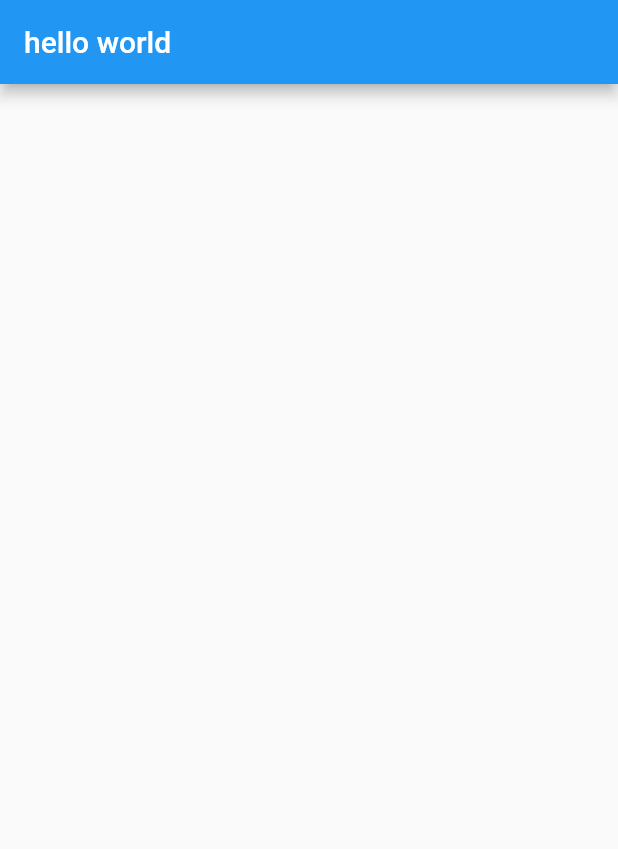
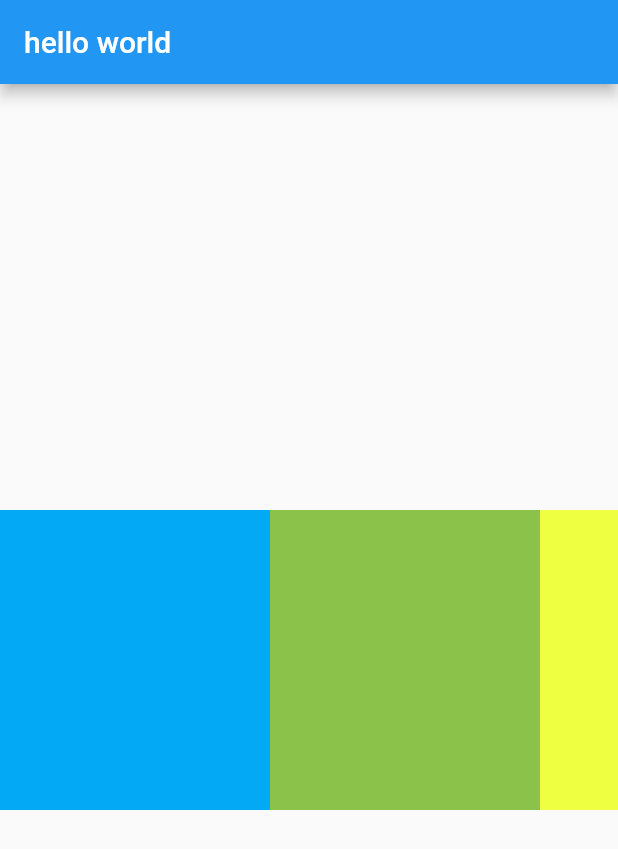
Before and after one commit to yuec621/flutter-demo, a Flutter app: the screen it shows after launch, on a phone screen of 412 x 824 dp. Shown: the top 849 px of the screen. Run offline on Flutter 3.47's test engine with Material 2 defaults, Android fonts, the phone set to English and light mode, and no system bars.

Commit message:
横向列表

```diff
--- a/lib/main.dart
+++ b/lib/main.dart
@@ -11,17 +11,52 @@ class MyApp extends StatelessWidget {
         appBar: AppBar(
           title: Text('hello world'),
         ),
-        body: new ListView(
-          children: <Widget>[
-            new Image.network(
-                'https://img1.mukewang.com/szimg/5cbf00c608f52a3b06000338.jpg'),
-            new Image.network(
-                'https://img1.mukewang.com/szimg/5cbf00c608f52a3b06000338.jpg'),
-            new Image.network(
-                'https://img1.mukewang.com/szimg/5cbf00c608f52a3b06000338.jpg'),
-          ],
-        ),
+        body: Center(child: Container(
+          height: 200.0,
+          child: MyList(
+
+
+          ),
+        ),),
+
+
+
+        // body: new ListView(
+        //   children: <Widget>[
+        //     new Image.network(
+        //         'https://img1.mukewang.com/szimg/5cbf00c608f52a3b06000338.jpg'),
+        //     new Image.network(
+        //         'https://img1.mukewang.com/szimg/5cbf00c608f52a3b06000338.jpg'),
+        //     new Image.network(
+        //         'https://img1.mukewang.com/szimg/5cbf00c608f52a3b06000338.jpg'),
+        //   ],
+        // ),
       ),
     );
   }
 }
+
+
+class MyList extends StatelessWidget{
+  @override
+  Widget build(BuildContext context){
+    return ListView(
+      scrollDirection: Axis.horizontal,
+      children: <Widget>[
+              new Container(
+                width: 180.0,
+                color: Colors.lightBlue,
+              ),
+               new Container(
+                width: 180.0,
+                color: Colors.lightGreen,
+              ),
+               new Container(
+                width: 180.0,
+                color: Colors.limeAccent,
+              ),
+
+            ],
+    );
+  }
+}
```
